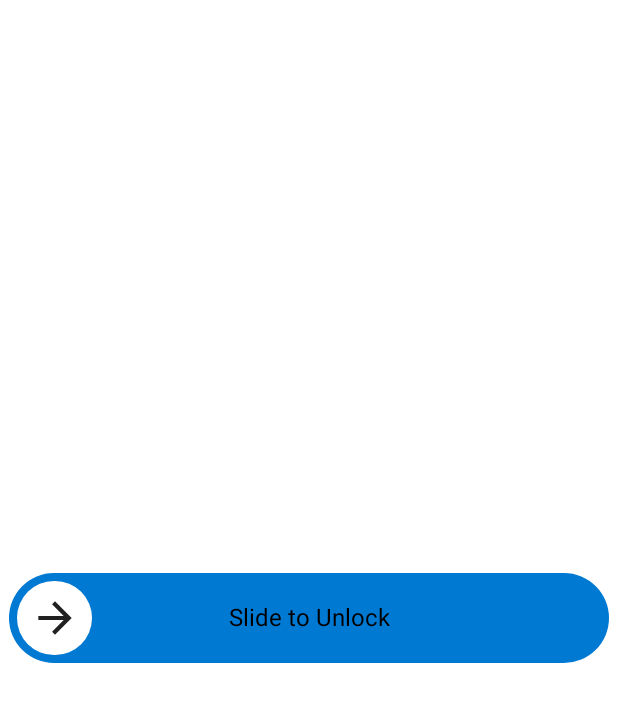
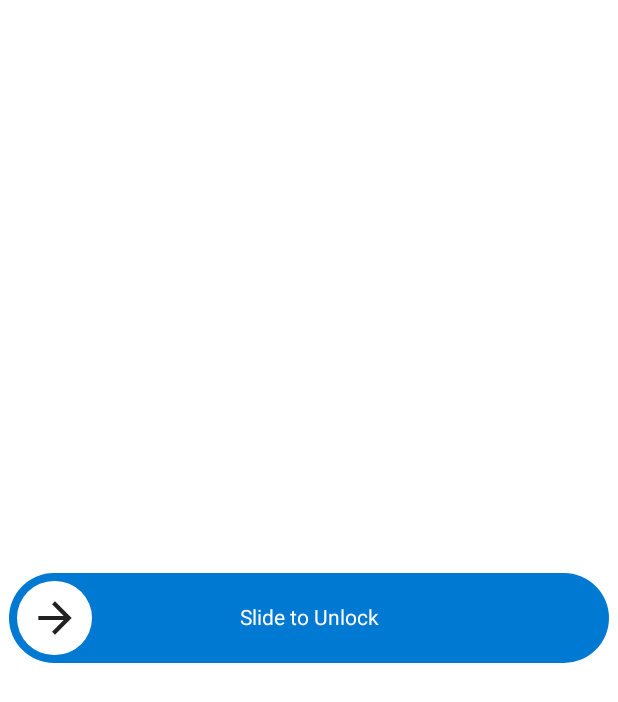
Before and after one commit to Nthily/SlideTodo, an Android app built with Jetpack Compose: the screen it shows after launch (MainActivity), on a phone screen of 412 x 824 dp. Shown: the top 702 px of the screen. Run offline under Robolectric (Android 15) with nearby library versions, the phone set to English and light mode, and no system bars.

Commit message:
Update parameters

```diff
--- a/app/src/main/java/com/github/nthily/slidetodo/MainActivity.kt
+++ b/app/src/main/java/com/github/nthily/slidetodo/MainActivity.kt
@@ -23,6 +23,7 @@ import androidx.compose.ui.Modifier
 import androidx.compose.ui.graphics.Color
 import androidx.compose.ui.platform.LocalDensity
 import androidx.compose.ui.res.painterResource
+import androidx.compose.ui.text.TextStyle
 import androidx.compose.ui.tooling.preview.Preview
 import androidx.compose.ui.unit.IntOffset
 import androidx.compose.ui.unit.dp
@@ -58,7 +59,11 @@ class MainActivity : ComponentActivity() {
                             )
                         },
                         slideHeight = 60.dp,
-                        slideWidth =  400.dp
+                        slideWidth =  400.dp,
+                        text = "Slide to Unlock",
+                        textStyle = TextStyle(
+                            color = Color.White,
+                        )
                     )
                 }
             }
--- a/slidetodo/src/main/java/com/github/nthily/slidetodo/SlideTodo.kt
+++ b/slidetodo/src/main/java/com/github/nthily/slidetodo/SlideTodo.kt
@@ -20,6 +20,7 @@ import androidx.compose.material.icons.filled.*
 import androidx.compose.ui.platform.LocalDensity
 import androidx.compose.ui.unit.Dp
 import androidx.compose.ui.unit.IntOffset
+import java.time.format.TextStyle
 import kotlin.math.roundToInt
 
 sealed class Status {
@@ -38,7 +39,11 @@ fun SlideTodo(
     slideWidth: Dp = 400.dp,
     slideColor: Color,
     navigationIcon: @Composable () -> Unit,
-    endIcon: @Composable () -> Unit
+    navigationIconPadding: Dp = 0.dp,
+    endIcon: @Composable () -> Unit,
+    widthAnimationMillis: Int = 1000,
+    text: String,
+    textStyle: androidx.compose.ui.text.TextStyle
 ){
 
 
@@ -65,7 +70,7 @@ fun SlideTodo(
 
     val width by animateDpAsState(
         targetValue = if(iconSizeAnimation == 0.dp) slideHeight else slideWidth,
-        tween(1000)
+        tween(widthAnimationMillis)
     )
 
 
@@ -84,9 +89,12 @@ fun SlideTodo(
                 modifier = Modifier.fillMaxSize(),
                 contentAlignment = Alignment.Center
             ){
-                CompositionLocalProvider(LocalContentAlpha.provides(textAlpha)) {
+                CompositionLocalProvider(
+                    LocalContentAlpha provides textAlpha,
+                    LocalTextStyle provides textStyle
+                ) {
                     Text(
-                        text = "Slide to Unlock"
+                        text = text
                     )
                 }
             }
@@ -98,6 +106,7 @@ fun SlideTodo(
                     shape = CircleShape,
                     modifier = Modifier
                         .size(iconSizeAnimation)
+                        .padding(navigationIconPadding)
                         .swipeable(
                             state = swipeableState,
                             anchors = mapOf(
```
